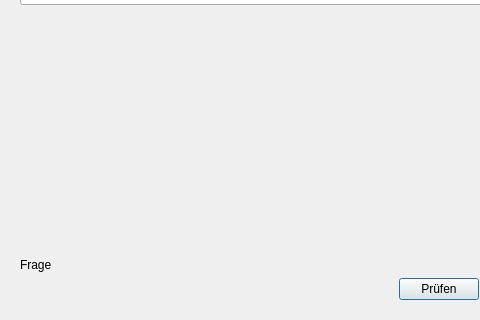
samuelx12/Vocitrainer, file Client/res/qt/trainingsfenster.ui: the form before one commit; both pictures show x 0 to 480 and y 103 to 423 of the 585 by 423 pixel window.
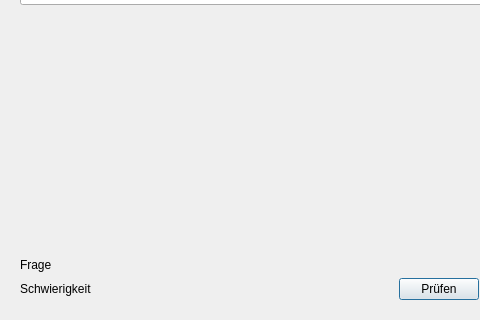
The form after the commit. The open tabs and pages were chosen to show the change. Icons and pictures are not drawn.

Patch:
```diff
--- a/Client/res/qt/trainingsfenster.ui
+++ b/Client/res/qt/trainingsfenster.ui
@@ -93,6 +93,13 @@
        </item>
        <item>
         <layout class="QHBoxLayout" name="horizontalLayout">
+         <item>
+          <widget class="QLabel" name="f_lbl_schwierigkeit">
+           <property name="text">
+            <string>Schwierigkeit</string>
+           </property>
+          </widget>
+         </item>
          <item>
           <spacer name="horizontalSpacer">
            <property name="orientation">
```
Left out of the diff: 9 changed lines with no effect on the pictures.
